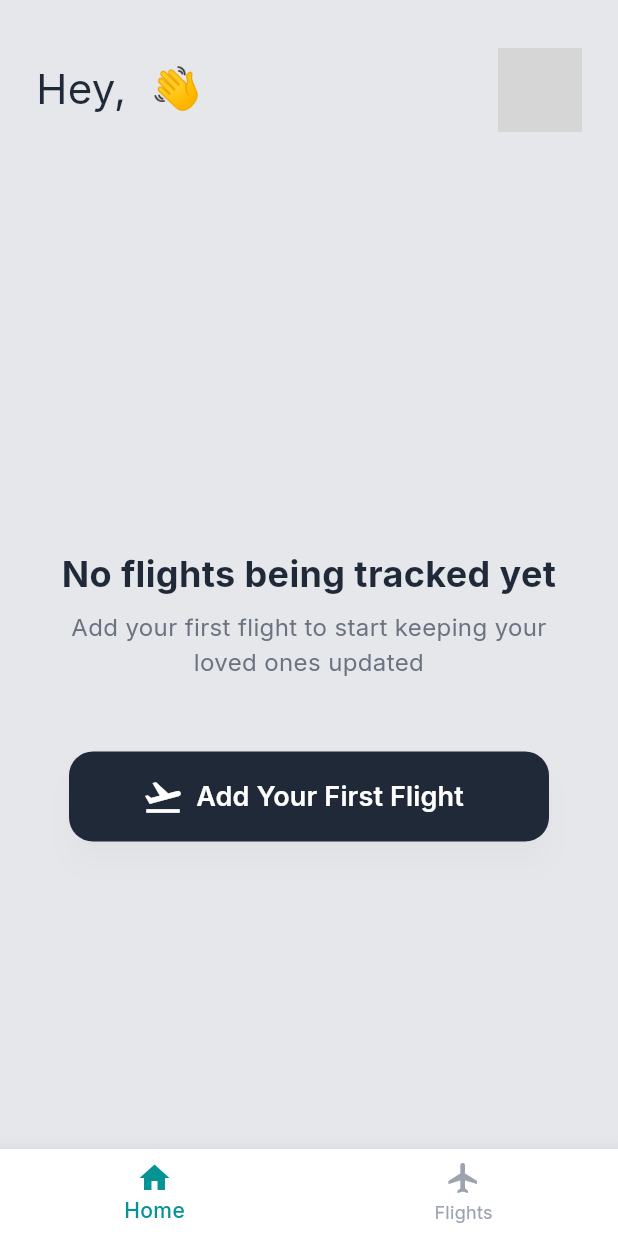
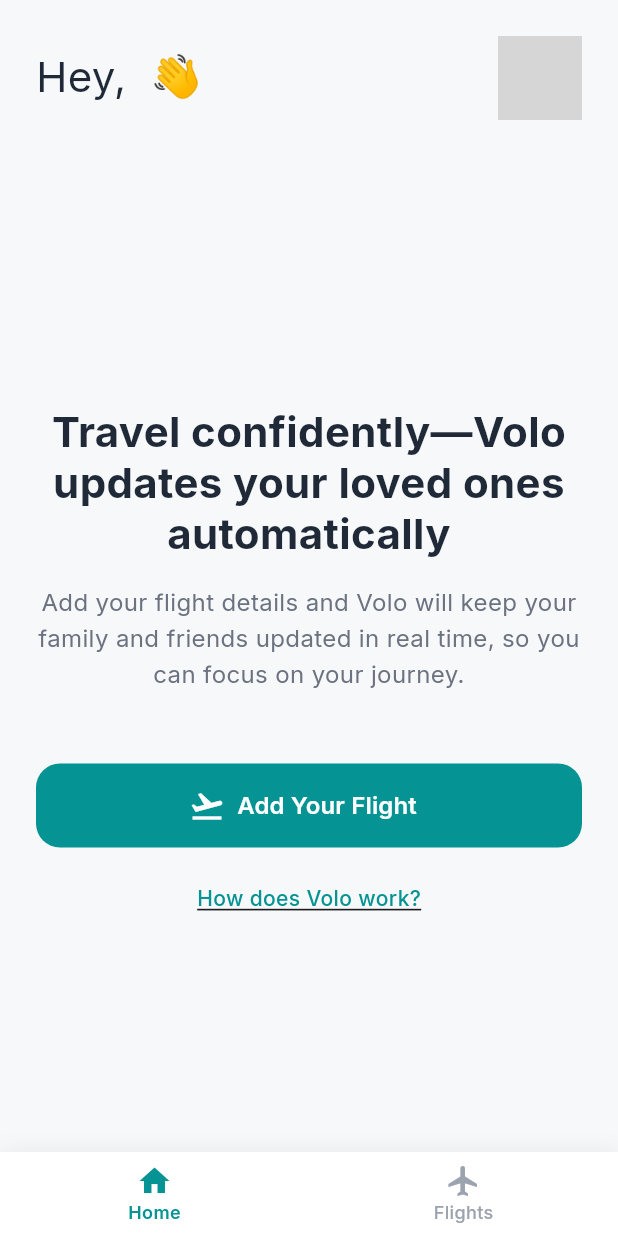
Before and after one commit to asifsheikh/Volo, a Flutter app: the HomeScreen screen opened directly with empty values, on a phone screen of 412 x 824 dp. Run offline on Flutter 3.47's test engine with Material 3 defaults, Android fonts, the phone set to English and light mode, and no system bars; our stand-ins replace cloud_firestore, confetti, file_picker, firebase_ai, firebase_auth, firebase_core and 11 more; missing offline and left inert: firebase_app_check; accounts and stored records are empty; network calls fail; grey boxes are pictures that could not be loaded.

Commit message:
feat: Update home screen to match Figma design and fix background color consistency
- Update home screen empty state with new Figma design
- Change title to 'Travel confidently—Volo updates your loved ones automatically'
- Update subtitle with improved messaging
- Change CTA button to 'Add Your Flight' with teal color
- Add 'How does Volo work?' secondary link
- Improve bottom navigation with better icons (outlined/filled states)
- Fix background color consistency across all screens to use #F7F8FA
- Restore original greeting text size (28px) and profile icon size (28px)
- Update screens: home, flight results, add flight, add contacts, confirmation, profile, onboarding, login, OTP

```diff
--- a/lib/features/add_contacts/screens/add_contacts_screen.dart
+++ b/lib/features/add_contacts/screens/add_contacts_screen.dart
@@ -159,7 +159,7 @@ class _AddContactsScreenState extends State<AddContactsScreen> {
     final bool hasActionTaken = _enableNotifications || _selectedContacts.isNotEmpty;
 
     return Scaffold(
-      backgroundColor: const Color(0xFFE5E7EB),
+      backgroundColor: const Color(0xFFF7F8FA),
       body: Column(
         children: [
           // Scrollable content
--- a/lib/features/add_flight/add_flight_screen.dart
+++ b/lib/features/add_flight/add_flight_screen.dart
@@ -253,10 +253,10 @@ class _AddFlightScreenState extends State<AddFlightScreen> with TickerProviderSt
   @override
   Widget build(BuildContext context) {
     return Scaffold(
-      backgroundColor: const Color(0xFFE5E7EB),
+      backgroundColor: const Color(0xFFF7F8FA),
       resizeToAvoidBottomInset: true,
       appBar: AppBar(
-        backgroundColor: const Color(0xFFE5E7EB),
+        backgroundColor: const Color(0xFFF7F8FA),
         elevation: 0,
         leading: IconButton(
           icon: const Icon(Icons.arrow_back_ios_new_rounded, color: Color(0xFF111827)),
--- a/lib/features/flight_confirmation/screens/confirmation_screen.dart
+++ b/lib/features/flight_confirmation/screens/confirmation_screen.dart
@@ -95,7 +95,7 @@ class _ConfirmationScreenState extends State<ConfirmationScreen> {
     final bannerHeight = screenHeight * 0.5; // 50% of screen height
 
     return Scaffold(
-      backgroundColor: const Color(0xFFF9FAFB),
+      backgroundColor: const Color(0xFFF7F8FA),
       body: LayoutBuilder(
         builder: (context, constraints) {
           final availableHeight = constraints.maxHeight;
--- a/lib/screens/auth/login_screen.dart
+++ b/lib/screens/auth/login_screen.dart
@@ -289,9 +289,9 @@ class _LoginScreenState extends State<LoginScreen> {
   @override
   Widget build(BuildContext context) {
     return Scaffold(
-      backgroundColor: const Color(0xFFE5E7EB),
+      backgroundColor: const Color(0xFFF7F8FA),
       appBar: AppBar(
-        backgroundColor: const Color(0xFFE5E7EB),
+        backgroundColor: const Color(0xFFF7F8FA),
         elevation: 0,
         leading: IconButton(
           icon: const Icon(Icons.arrow_back_ios_new_rounded, color: Color(0xFF111827)),
--- a/lib/screens/auth/otp_screen.dart
+++ b/lib/screens/auth/otp_screen.dart
@@ -299,9 +299,9 @@ class _OtpScreenState extends State<OtpScreen> {
   @override
   Widget build(BuildContext context) {
     return Scaffold(
-      backgroundColor: const Color(0xFFE5E7EB),
+      backgroundColor: const Color(0xFFF7F8FA),
       appBar: AppBar(
-        backgroundColor: const Color(0xFFE5E7EB),
+        backgroundColor: const Color(0xFFF7F8FA),
         elevation: 0,
         leading: IconButton(
           icon: const Icon(Icons.arrow_back_ios_new_rounded, color: Color(0xFF111827)),
--- a/lib/screens/home/flight_results_screen.dart
+++ b/lib/screens/home/flight_results_screen.dart
@@ -21,9 +21,9 @@ class FlightResultsScreen extends StatelessWidget {
     final allFlights = [...searchResponse.bestFlights, ...searchResponse.otherFlights];
 
     return Scaffold(
-      backgroundColor: const Color(0xFFE5E7EB),
+      backgroundColor: const Color(0xFFF7F8FA),
       appBar: AppBar(
-        backgroundColor: const Color(0xFFE5E7EB),
+        backgroundColor: const Color(0xFFF7F8FA),
         elevation: 0,
         leading: IconButton(
           icon: const Icon(Icons.arrow_back_ios_new_rounded, color: Color(0xFF111827)),
--- a/lib/screens/home/home_screen.dart
+++ b/lib/screens/home/home_screen.dart
@@ -40,21 +40,20 @@ class _HomeScreenState extends State<HomeScreen> {
     }
   }
 
-
-
   @override
   Widget build(BuildContext context) {
     return Scaffold(
-      backgroundColor: const Color(0xFFE5E7EB),
+      backgroundColor: const Color(0xFFF7F8FA),
       body: SafeArea(
         child: Column(
           children: [
+            // Header section with greeting and profile
             Padding(
               padding: EdgeInsets.only(
                 left: 24.0,
                 right: 24.0,
-                top: MediaQuery.of(context).padding.top > 0 ? 24.0 : 32.0,
-                bottom: 24.0,
+                top: MediaQuery.of(context).padding.top > 0 ? 16.0 : 24.0,
+                bottom: 32.0,
               ),
               child: Row(
                 mainAxisAlignment: MainAxisAlignment.spaceBetween,
@@ -90,42 +89,48 @@ class _HomeScreenState extends State<HomeScreen> {
                 ],
               ),
             ),
-            const SizedBox(height: 48),
+
+            // Main content area
             Expanded(
+              child: Padding(
+                padding: const EdgeInsets.symmetric(horizontal: 24.0),
                 child: Column(
                   mainAxisAlignment: MainAxisAlignment.center,
                   children: [
-                  Padding(
-                    padding: const EdgeInsets.symmetric(horizontal: 32.0),
-                    child: Text(
-                      'No flights being tracked yet',
+                    // Main title
+                    Text(
+                      'Travel confidently—Volo updates your loved ones automatically',
                       textAlign: TextAlign.center,
                       style: TextStyle(
                         fontFamily: 'Inter',
                         fontWeight: FontWeight.w700,
-                        fontSize: 24,
+                        fontSize: 28,
+                        height: 1.2,
                         color: Color(0xFF1F2937),
                       ),
                     ),
-                  ),
-                  const SizedBox(height: 8),
-                  Padding(
-                    padding: const EdgeInsets.symmetric(horizontal: 32.0),
-                    child: Text(
-                      'Add your first flight to start keeping your loved ones updated',
+
+                    const SizedBox(height: 16),
+
+                    // Subtitle
+                    Text(
+                      'Add your flight details and Volo will keep your family and friends updated in real time, so you can focus on your journey.',
                       textAlign: TextAlign.center,
                       style: TextStyle(
                         fontFamily: 'Inter',
                         fontWeight: FontWeight.w400,
                         fontSize: 16,
+                        height: 1.5,
                         color: Color(0xFF6B7280),
                       ),
                     ),
-                  ),
+
                     const SizedBox(height: 48),
+
+                    // Primary CTA Button
                     SizedBox(
-                    width: 320,
-                    height: 60,
+                      width: double.infinity,
+                      height: 56,
                       child: ElevatedButton.icon(
                         onPressed: () {
                           Navigator.of(context).push(
@@ -137,52 +142,106 @@ class _HomeScreenState extends State<HomeScreen> {
                             ),
                           );
                         },
-                      icon: const Icon(Icons.flight_takeoff, color: Colors.white, size: 28),
+                        icon: const Icon(
+                          Icons.flight_takeoff,
+                          color: Colors.white,
+                          size: 24,
+                        ),
                         label: const Text(
-                        'Add Your First Flight',
+                          'Add Your Flight',
                           style: TextStyle(
                             fontFamily: 'Inter',
                             fontWeight: FontWeight.w600,
-                          fontSize: 18,
+                            fontSize: 16,
                             color: Colors.white,
                           ),
                         ),
                         style: ElevatedButton.styleFrom(
-                        backgroundColor: const Color(0xFF1F2937),
+                          backgroundColor: const Color(0xFF059393),
                           shape: RoundedRectangleBorder(
                             borderRadius: BorderRadius.circular(16),
                           ),
-                        elevation: 8,
-                        shadowColor: Colors.black.withOpacity(0.1),
+                          elevation: 0,
+                          shadowColor: Colors.transparent,
+                        ),
+                      ),
+                    ),
+
+                    const SizedBox(height: 24),
+
+                    // Secondary link
+                    GestureDetector(
+                      onTap: () {
+                        // TODO: Navigate to "How does Volo work?" screen
+                        ScaffoldMessenger.of(context).showSnackBar(
+                          const SnackBar(
+                            content: Text('How does Volo work? - Coming soon!'),
+                            duration: Duration(seconds: 2),
+                          ),
+                        );
+                      },
+                      child: Text(
+                        'How does Volo work?',
+                        style: TextStyle(
+                          fontFamily: 'Inter',
+                          fontWeight: FontWeight.w500,
+                          fontSize: 14,
+                          color: Color(0xFF059393),
+                          decoration: TextDecoration.underline,
                         ),
                       ),
                     ),
                   ],
                 ),
               ),
+            ),
           ],
         ),
       ),
-      bottomNavigationBar: BottomNavigationBar(
+      bottomNavigationBar: Container(
+        decoration: BoxDecoration(
+          color: Colors.white,
+          boxShadow: [
+            BoxShadow(
+              color: Colors.black.withOpacity(0.05),
+              blurRadius: 10,
+              offset: const Offset(0, -2),
+            ),
+          ],
+        ),
+        child: BottomNavigationBar(
           currentIndex: 0,
-        onTap: (index) {},
+          onTap: (index) {
+            // TODO: Implement navigation logic
+          },
           items: const [
             BottomNavigationBarItem(
-            icon: Icon(Icons.home),
+              icon: Icon(Icons.home_outlined),
+              activeIcon: Icon(Icons.home),
               label: 'Home',
             ),
             BottomNavigationBarItem(
-            icon: Icon(Icons.flight),
+              icon: Icon(Icons.flight_outlined),
+              activeIcon: Icon(Icons.flight),
               label: 'Flights',
             ),
           ],
           selectedItemColor: Color(0xFF059393),
           unselectedItemColor: Color(0xFF9CA3AF),
-        selectedLabelStyle: TextStyle(fontFamily: 'Inter', fontWeight: FontWeight.w500),
-        unselectedLabelStyle: TextStyle(fontFamily: 'Inter', fontWeight: FontWeight.w400),
-        backgroundColor: Colors.white,
-        elevation: 12,
+          selectedLabelStyle: TextStyle(
+            fontFamily: 'Inter',
+            fontWeight: FontWeight.w600,
+            fontSize: 12,
+          ),
+          unselectedLabelStyle: TextStyle(
+            fontFamily: 'Inter',
+            fontWeight: FontWeight.w500,
+            fontSize: 12,
+          ),
+          backgroundColor: Colors.transparent,
+          elevation: 0,
           type: BottomNavigationBarType.fixed,
+        ),
       ),
     );
   }
--- a/lib/screens/onboarding/onboarding_screen.dart
+++ b/lib/screens/onboarding/onboarding_screen.dart
@@ -109,9 +109,9 @@ class _OnboardingScreenState extends State<OnboardingScreen> {
   @override
   Widget build(BuildContext context) {
     return Scaffold(
-      backgroundColor: const Color(0xFFE5E7EB),
+      backgroundColor: const Color(0xFFF7F8FA),
       appBar: AppBar(
-        backgroundColor: const Color(0xFFE5E7EB),
+        backgroundColor: const Color(0xFFF7F8FA),
         elevation: 0,
         leading: IconButton(
           icon: const Icon(Icons.arrow_back_ios_new_rounded, color: Color(0xFF111827)),
--- a/lib/screens/profile/profile_screen.dart
+++ b/lib/screens/profile/profile_screen.dart
@@ -410,9 +410,9 @@ class _ProfileScreenState extends State<ProfileScreen> {
   @override
   Widget build(BuildContext context) {
     return Scaffold(
-      backgroundColor: const Color(0xFFE5E7EB),
+      backgroundColor: const Color(0xFFF7F8FA),
       appBar: AppBar(
-        backgroundColor: const Color(0xFFE5E7EB),
+        backgroundColor: const Color(0xFFF7F8FA),
         elevation: 0,
         leading: IconButton(
           icon: const Icon(Icons.arrow_back_ios_new_rounded, color: Color(0xFF111827)),
```
Lines whose indentation alone changed are shown as unchanged.
